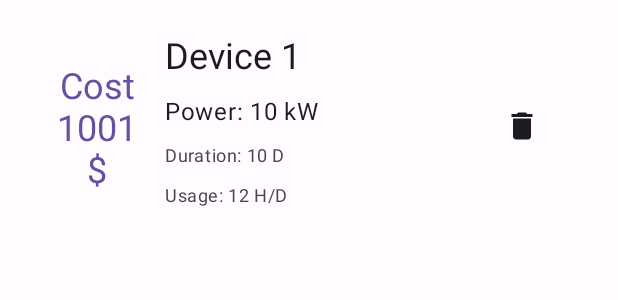
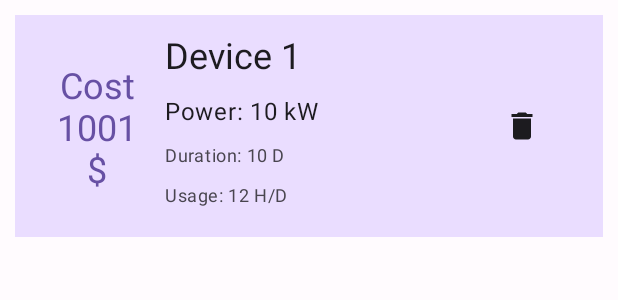
Before and after one commit to Sory-Noroc/ElectricCalculator, an Android app: the layout device_item.xml on its own in the app's theme, with its tools: preview values and no code run, on a phone screen of 412 x 824 dp. Shown: the top 300 px of the screen. Run offline under Robolectric (Android 15) with nearby library versions, the phone set to English and light mode, and no system bars.

Commit message:
New style for items in recyclerView

```diff
--- /dev/null
+++ b/app/src/main/res/drawable/rectangle.xml
@@ -0,0 +1,4 @@
+<shape xmlns:android="http://schemas.android.com/apk/res/android"
+    android:shape="rectangle">
+    <solid android:color="?attr/customColorValue"/>
+</shape>
--- a/app/src/main/res/layout/device_item.xml
+++ b/app/src/main/res/layout/device_item.xml
@@ -7,6 +7,7 @@
     android:layout_marginTop="10dp"
     android:layout_marginLeft="10dp"
     android:layout_marginRight="10dp"
+    android:background="@drawable/rectangle"
     xmlns:app="http://schemas.android.com/apk/res-auto">
 
     <TextView
--- a/app/src/main/res/layout/fragment_devices.xml
+++ b/app/src/main/res/layout/fragment_devices.xml
@@ -4,6 +4,7 @@
     xmlns:tools="http://schemas.android.com/tools"
     android:layout_width="match_parent"
     android:layout_height="match_parent"
+    android:layout_marginBottom="10dp"
     tools:context=".ui.DevicesFragment">
 
     <TextView
--- a/app/src/main/res/values-night/themes.xml
+++ b/app/src/main/res/values-night/themes.xml
@@ -27,6 +27,7 @@
         <item name="colorSurfaceInverse">@color/md_theme_dark_inverseSurface</item>
         <item name="colorOnSurfaceInverse">@color/md_theme_dark_inverseOnSurface</item>
         <item name="colorPrimaryInverse">@color/md_theme_dark_inversePrimary</item>
+        <item name="customColorValue">@color/md_theme_dark_onPrimary</item>
     </style>
 
     <style name="Theme.Elecalc.DrawerBackground" parent="ThemeOverlay.AppCompat.Dark">
--- a/app/src/main/res/values/themes.xml
+++ b/app/src/main/res/values/themes.xml
@@ -26,6 +26,7 @@
         <item name="colorSurfaceInverse">@color/md_theme_light_inverseSurface</item>
         <item name="colorOnSurfaceInverse">@color/md_theme_light_inverseOnSurface</item>
         <item name="colorPrimaryInverse">@color/md_theme_light_inversePrimary</item>
+        <item name="customColorValue">@color/md_theme_light_primaryContainer</item>
     </style>
 
     <style name="Theme.Elecalc.NoActionBar">
```
